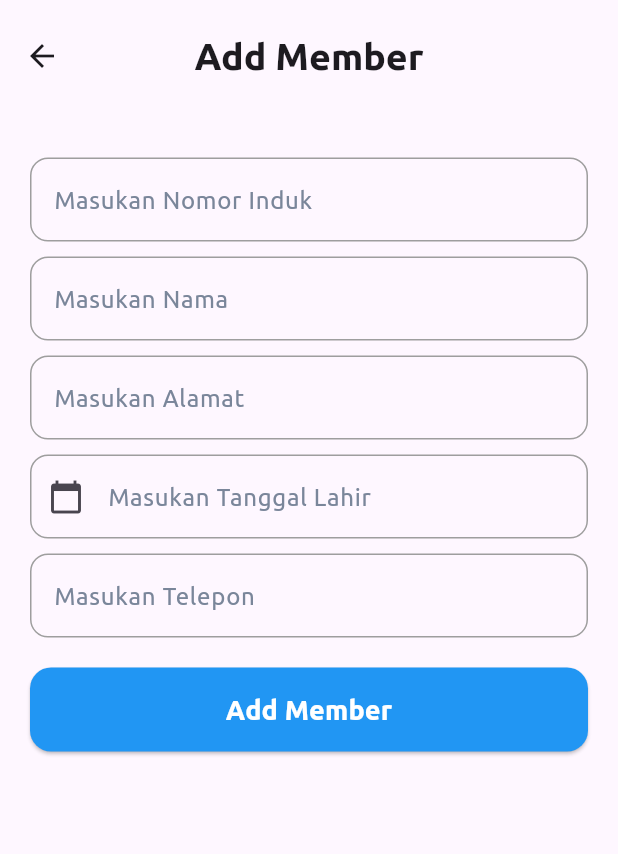
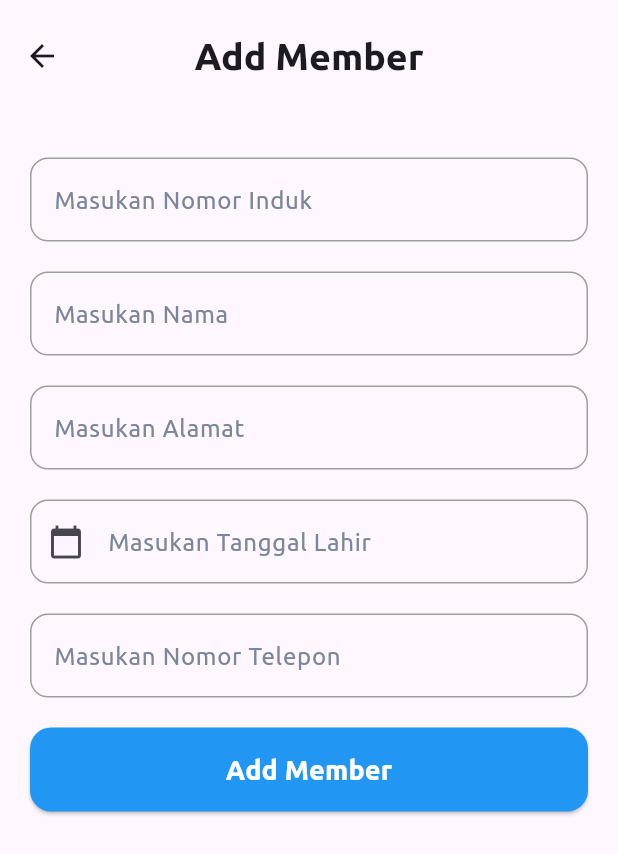
Before and after one commit to GungIndi/flutter-mobile-app, a Flutter app: the ButtomNavigationProviderScreen screen opened by its route, after a tap on the "add" icon, on a phone screen of 412 x 824 dp. Shown: the top 854 px of the screen. Run offline on Flutter 3.47's test engine with Material 3 defaults, Android fonts, the phone set to English and light mode, and no system bars; our stand-ins replace dio, get_storage; accounts and stored records are empty; network calls fail; project files that could hold a hidden picture were left out.

Commit message:
create addMember components

```diff
--- a/lib/components/components.dart
+++ b/lib/components/components.dart
@@ -282,3 +282,46 @@ class CustomDialog {
     );
   }
 }
+
+class InputFieldMember extends StatelessWidget {
+  final String labelText;
+  final TextEditingController controller;
+  final VoidCallback? onTap;
+  final bool readOnly;
+  final Icon? prefixIcon;
+
+  const InputFieldMember({
+    Key? key,
+    required this.labelText,
+    required this.controller,
+    this.onTap,
+    this.readOnly = false,
+    this.prefixIcon,
+  }) : super(key: key);
+
+  @override
+  Widget build(BuildContext context) {
+    return TextField(
+      controller: controller,
+      decoration: InputDecoration(
+        labelText: labelText,
+        floatingLabelStyle: TextStyle(color: Colors.blue),
+        prefixIcon: prefixIcon,
+        labelStyle: TextStyle(
+          color: Color(0xff7A869A),
+          fontWeight: FontWeight.w300,
+        ),
+        enabledBorder: OutlineInputBorder(
+          borderSide: BorderSide(color: Colors.grey),
+          borderRadius: BorderRadius.circular(12),
+        ),
+        focusedBorder: OutlineInputBorder(
+          borderSide: BorderSide(color: Colors.blue),
+          borderRadius: BorderRadius.circular(12),
+        ),
+      ),
+      readOnly: readOnly,
+      onTap: onTap,
+    );
+  }
+}
--- a/lib/components/loginRegisterComponents.dart
+++ b/lib/components/loginRegisterComponents.dart
@@ -128,10 +128,6 @@ class _CustomCheckboxState extends State<CustomCheckbox> {
 }
 
 class SocialMediaIcon extends StatelessWidget {
-  const SocialMediaIcon({
-    super.key,
-  });
-
   @override
   Widget build(BuildContext context) {
     return Row(
--- a/lib/screens/addMember.dart
+++ b/lib/screens/addMember.dart
@@ -9,7 +9,6 @@ class AddMemberScreen extends StatefulWidget {
   @override
   _AddMemberScreenState createState() => _AddMemberScreenState();
 }
-
 
 class _AddMemberScreenState extends State{
   final TextEditingController nomorIndukController = TextEditingController();
@@ -118,109 +117,33 @@ class _AddMemberScreenState extends State{
               crossAxisAlignment: CrossAxisAlignment.center,
               children: [
                 SizedBox(height: 20),
-                TextField(
+                InputFieldMember(
+                  labelText: 'Masukan Nomor Induk',
                   controller: nomorIndukController,
-                  decoration: InputDecoration(
-                    labelText: 'Masukan Nomor Induk',
-                    floatingLabelStyle: TextStyle(color: Colors.blue),
-                    labelStyle: TextStyle(
-                      color: Color(0xff7A869A),
-                      fontWeight: FontWeight.w300,
-                    ),
-                    enabledBorder: OutlineInputBorder(
-                      borderSide: BorderSide(color: Colors.grey),
-                      borderRadius: BorderRadius.circular(12),
-                    ),
-                    focusedBorder: OutlineInputBorder(
-                      borderSide: BorderSide(color: Colors.blue),
-                      borderRadius: BorderRadius.circular(12),
-                    ),
-                  ),
                 ),
-                SizedBox(height: 10),
-                TextField(
+                SizedBox(height: 20),
+                InputFieldMember(
+                  labelText: 'Masukan Nama',
                   controller: namaController,
-                  decoration: InputDecoration(
-                    labelText: 'Masukan Nama',
-                    floatingLabelStyle: TextStyle(color: Colors.blue),
-                    labelStyle: TextStyle(
-                      color: Color(0xff7A869A),
-                      fontWeight: FontWeight.w300,
-                    ),
-                    enabledBorder: OutlineInputBorder(
-                      borderSide: BorderSide(color: Colors.grey),
-                      borderRadius: BorderRadius.circular(12),
-                    ),
-                    focusedBorder: OutlineInputBorder(
-                      borderSide: BorderSide(color: Colors.blue),
-                      borderRadius: BorderRadius.circular(12),
-                    ),
-                  ),
                 ),
-                SizedBox(height: 10),
-                TextField(
+                SizedBox(height: 20),
+                InputFieldMember(
+                  labelText: 'Masukan Alamat',
                   controller: alamatController,
-                  decoration: InputDecoration(
-                    labelText: 'Masukan Alamat',
-                    floatingLabelStyle: TextStyle(color: Colors.blue),
-                    labelStyle: TextStyle(
-                      color: Color(0xff7A869A),
-                      fontWeight: FontWeight.w300,
-                    ),
-                    enabledBorder: OutlineInputBorder(
-                      borderSide: BorderSide(color: Colors.grey),
-                      borderRadius: BorderRadius.circular(12),
-                    ),
-                    focusedBorder: OutlineInputBorder(
-                      borderSide: BorderSide(color: Colors.blue),
-                      borderRadius: BorderRadius.circular(12),
-                    ),
-                  ),
                 ),
-                SizedBox(height: 10),
-                TextField(
+                SizedBox(height: 20),
+                InputFieldMember(
+                  labelText: 'Masukan Tanggal Lahir',
                   controller: tglLahirController,
-                  decoration: InputDecoration(
-                    labelText: 'Masukan Tanggal Lahir',
-                    floatingLabelStyle: TextStyle(color: Colors.blue),
-                    prefixIcon: Icon(Icons.calendar_today),
-                    labelStyle: TextStyle(
-                      color: Color(0xff7A869A),
-                      fontWeight: FontWeight.w300,
-                    ),
-                    enabledBorder: OutlineInputBorder(
-                      borderSide: BorderSide(color: Colors.grey),
-                      borderRadius: BorderRadius.circular(12),
-                    ),
-                    focusedBorder: OutlineInputBorder(
-                      borderSide: BorderSide(color: Colors.blue),
-                      borderRadius: BorderRadius.circular(12),
-                    ),
-                  ),
                   readOnly: true,
-                  onTap: () => _selectDate(context),
+                  prefixIcon: Icon(Icons.calendar_today),
+                  onTap: ()=>_selectDate(context),
                 ),
-                SizedBox(height: 10),
-                TextField(
+                SizedBox(height: 20),
+                InputFieldMember(
+                  labelText: 'Masukan Nomor Telepon',
                   controller: teleponController,
-                  decoration: InputDecoration(
-                    labelText: 'Masukan Telepon',
-                    floatingLabelStyle: TextStyle(color: Colors.blue),
-                    labelStyle: TextStyle(
-                      color: Color(0xff7A869A),
-                      fontWeight: FontWeight.w300,
-                    ),
-                    enabledBorder: OutlineInputBorder(
-                      borderSide: BorderSide(color: Colors.grey),
-                      borderRadius: BorderRadius.circular(12),
-                    ),
-                    focusedBorder: OutlineInputBorder(
-                      borderSide: BorderSide(color: Colors.blue),
-                      borderRadius: BorderRadius.circular(12),
-                    ),
-                  ),
                 ),
-
                 SizedBox(height: 20),
                 CustomButton(
                   text: 'Add Member',
```
